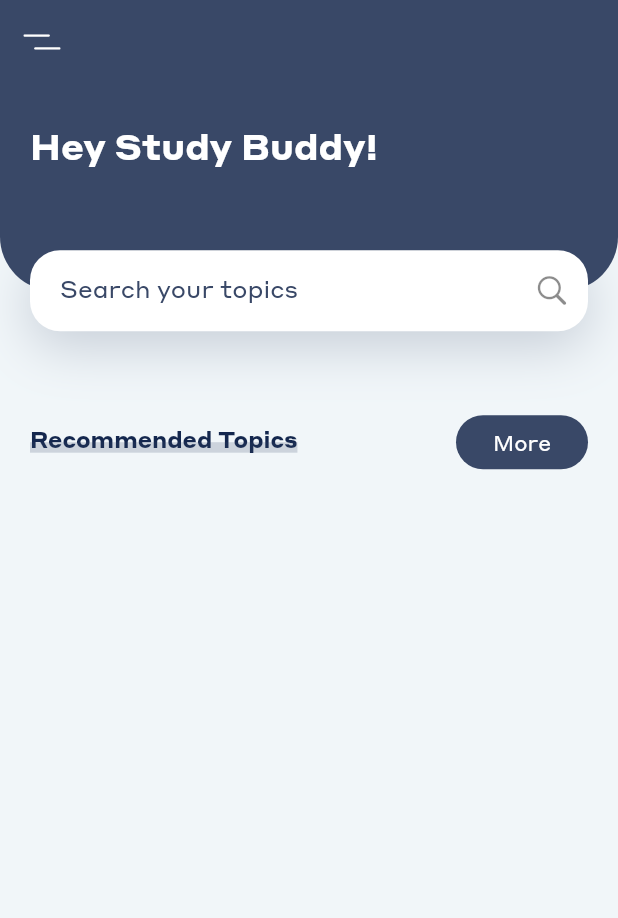
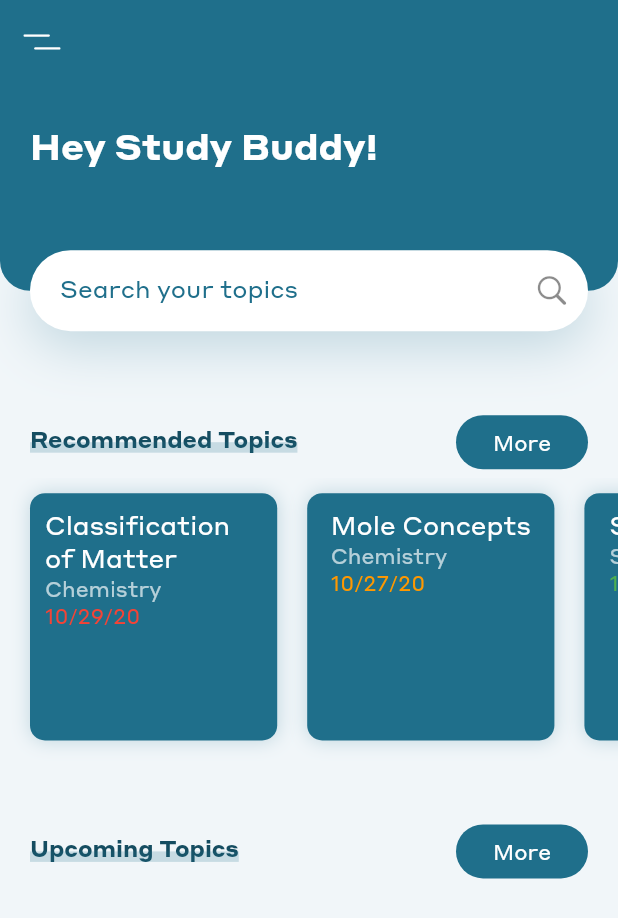
Before and after one commit to EthanDamien/MyFlutterNotes, a Flutter app: the screen it shows after launch, on a phone screen of 412 x 824 dp. Shown: the top 918 px of the screen. Run offline on Flutter 3.47's test engine with Material 2 defaults, Android fonts, the phone set to English and light mode, and no system bars; our stand-ins replace flutter_svg.

Commit message:
Update Home UI

```diff
--- a/juiceui/lib/constants.dart
+++ b/juiceui/lib/constants.dart
@@ -1,7 +1,17 @@
 import 'package:flutter/material.dart';
 
-const kPrimaryColor = Color(0xFF394867);
+const kPrimaryColor = Color(0xFF1f6f8b);
+const kPrimaryColor2 = Color(0xFF154D61);
+//nightsky: 0xFF394867
+//bermuda: 0xFF1f6f8b
+//pinkpanther: 0xFFf4abc4
+//pistachio: 0xFFa4b787
+//mint: 0xFFa8dda8
+//sunkkiss: 0xFFee6f57
 const kTextColor = Color(0xFF14274e);
 const kBackgroundColor = Color(0xFFf1f6f9);
+const good = Colors.green;
+const iffy = Colors.orange;
+const bad = Colors.red;
 //https://colorhunt.co/palette/212984
 const double kDefaultPadding = 20.0;
--- a/juiceui/lib/screens/home/components/body.dart
+++ b/juiceui/lib/screens/home/components/body.dart
@@ -3,6 +3,8 @@ import 'package:flutter/material.dart';
 import 'package:juiceui/constants.dart';
 import 'package:cupertino_icons/cupertino_icons.dart';
 import 'package:juiceui/screens/home/components/headerwithsearchbox.dart';
+import 'package:juiceui/screens/home/components/recommended.dart';
+import 'package:juiceui/screens/home/components/titlewithbtn.dart';
 
 class Body extends StatelessWidget {
   @override
@@ -12,81 +14,11 @@ class Body extends StatelessWidget {
     return Column(
       children: <Widget>[
         HeaderwithSearchBox(size: size),
-        TitlewithBtn(text: "Recommended Topics")
+        TitlewithBtn(text: "Recommended Topics", pressBtn: () {}),
+        //cards
+        Recommended_Topics(size: size),
+        TitlewithBtn(text: "Upcoming Topics", pressBtn: () {}),
       ],
     );
   }
 }
-
-class TitlewithBtn extends StatelessWidget {
-  const TitlewithBtn({
-    Key key,
-    this.text,
-    this.pressBtn,
-  }) : super(key: key);
-
-  final String text;
-  final Function pressBtn;
-
-  @override
-  Widget build(BuildContext context) {
-    return Padding(
-      padding:
-          const EdgeInsets.only(right: kDefaultPadding, left: kDefaultPadding),
-      child: Row(
-        children: <Widget>[
-          TitleWithUnderline(text: text),
-          //Spaces before overflow
-          Spacer(),
-          FlatButton(
-            onPressed: () {},
-            child: Text("More",
-                style: TextStyle(color: Colors.white, fontFamily: "Juiceness")),
-            color: kPrimaryColor,
-            shape:
-                RoundedRectangleBorder(borderRadius: BorderRadius.circular(20)),
-          )
-        ],
-      ),
-    );
-  }
-}
-
-class TitleWithUnderline extends StatelessWidget {
-  const TitleWithUnderline({
-    Key key,
-    this.text,
-  }) : super(key: key);
-
-  final String text;
-  @override
-  Widget build(BuildContext context) {
-    return Container(
-      height: 24,
-      child: Stack(
-        children: <Widget>[
-          Padding(
-            padding: const EdgeInsets.all(0),
-            child: Text(
-              text,
-              style: TextStyle(
-                  fontSize: 15,
-                  fontWeight: FontWeight.w700,
-                  fontFamily: "Juiceness"),
-            ),
-          ),
-          Positioned(
-            bottom: 5,
-            left: 0,
-            right: 0,
-            child: Container(
-              margin: EdgeInsets.all(0),
-              height: 7,
-              color: kPrimaryColor.withOpacity(0.2),
-            ),
-          )
-        ],
-      ),
-    );
-  }
-}
--- a/juiceui/lib/screens/home/components/headerwithsearchbox.dart
+++ b/juiceui/lib/screens/home/components/headerwithsearchbox.dart
@@ -30,8 +30,8 @@ class HeaderwithSearchBox extends StatelessWidget {
             decoration: BoxDecoration(
               color: kPrimaryColor,
               borderRadius: BorderRadius.only(
-                bottomLeft: Radius.circular(36),
-                bottomRight: Radius.circular(36),
+                bottomLeft: Radius.circular(20),
+                bottomRight: Radius.circular(20),
               ),
             ),
             child: Row(
@@ -66,7 +66,7 @@ class HeaderwithSearchBox extends StatelessWidget {
               decoration: BoxDecoration(
                 //Searchbar color
                 color: Colors.white,
-                borderRadius: BorderRadius.circular(20),
+                borderRadius: BorderRadius.circular(40),
                 boxShadow: [
                   //searchbar hovering effect
                   BoxShadow(
--- /dev/null
+++ b/juiceui/lib/screens/home/components/recommended.dart
@@ -0,0 +1,56 @@
+import 'package:flutter/cupertino.dart';
+import "package:flutter/material.dart";
+import 'package:juiceui/constants.dart';
+import 'package:juiceui/screens/home/components/topiccard.dart';
+
+class Recommended_Topics extends StatelessWidget {
+  const Recommended_Topics({
+    Key key,
+    @required this.size,
+  }) : super(key: key);
+
+  final Size size;
+
+  @override
+  Widget build(BuildContext context) {
+    return SingleChildScrollView(
+      scrollDirection: Axis.horizontal,
+      child: Row(
+        children: [
+          TopicCard(
+            size: size,
+            topic: 'Classification of Matter',
+            course: "Chemistry",
+            state: "10/29/20",
+            stateId: bad,
+            press: () {},
+          ),
+          TopicCard(
+            size: size,
+            topic: 'Mole Concepts',
+            course: "Chemistry",
+            state: "10/27/20",
+            stateId: iffy,
+            press: () {},
+          ),
+          TopicCard(
+            size: size,
+            topic: 'Stock Analysis',
+            course: "Statistics",
+            state: "10/10/20",
+            stateId: good,
+            press: () {},
+          ),
+          TopicCard(
+            size: size,
+            topic: 'VSEPR theory',
+            course: "Chemistry",
+            state: "10/27/20",
+            stateId: good,
+            press: () {},
+          ),
+        ],
+      ),
+    );
+  }
+}
--- /dev/null
+++ b/juiceui/lib/screens/home/components/titlewithbtn.dart
@@ -0,0 +1,78 @@
+import 'package:flutter/cupertino.dart';
+import "package:flutter/material.dart";
+import 'package:juiceui/constants.dart';
+
+class TitlewithBtn extends StatelessWidget {
+  const TitlewithBtn({
+    Key key,
+    this.text,
+    this.pressBtn,
+  }) : super(key: key);
+
+  final String text;
+  final Function pressBtn;
+
+  @override
+  Widget build(BuildContext context) {
+    return Padding(
+      padding:
+          const EdgeInsets.only(right: kDefaultPadding, left: kDefaultPadding),
+      child: Row(
+        children: <Widget>[
+          TitleWithUnderline(text: text),
+          //Spaces before overflow
+          Spacer(),
+          FlatButton(
+            onPressed: pressBtn,
+            child: Text("More",
+                style: TextStyle(color: Colors.white, fontFamily: "Juiceness")),
+            color: kPrimaryColor,
+            shape:
+                RoundedRectangleBorder(borderRadius: BorderRadius.circular(20)),
+          )
+        ],
+      ),
+    );
+  }
+}
+
+class TitleWithUnderline extends StatelessWidget {
+  const TitleWithUnderline({
+    Key key,
+    this.text,
+  }) : super(key: key);
+
+  final String text;
+  @override
+  Widget build(BuildContext context) {
+    return Container(
+      height: 24,
+      child: Stack(
+        children: <Widget>[
+          Padding(
+            padding: const EdgeInsets.all(0),
+            child: Text(
+              text,
+              style: TextStyle(
+                fontSize: 15,
+                fontWeight: FontWeight.w700,
+                fontFamily: "Juiceness",
+                color: kPrimaryColor2,
+              ),
+            ),
+          ),
+          Positioned(
+            bottom: 5,
+            left: 0,
+            right: 0,
+            child: Container(
+              margin: EdgeInsets.all(0),
+              height: 7,
+              color: kPrimaryColor.withOpacity(0.2),
+            ),
+          )
+        ],
+      ),
+    );
+  }
+}
--- /dev/null
+++ b/juiceui/lib/screens/home/components/topiccard.dart
@@ -0,0 +1,82 @@
+import 'package:flutter/cupertino.dart';
+import "package:flutter/material.dart";
+import 'package:juiceui/constants.dart';
+
+class TopicCard extends StatelessWidget {
+  const TopicCard({
+    Key key,
+    @required this.size,
+    this.topic,
+    this.course,
+    this.state,
+    this.press,
+    this.stateId,
+  }) : super(key: key);
+
+  final Size size;
+  final String topic, course, state;
+  final Function press;
+  final Color stateId;
+
+  @override
+  Widget build(BuildContext context) {
+    return GestureDetector(
+      onTap: press,
+      child: Container(
+        margin: EdgeInsets.only(
+            left: kDefaultPadding,
+            top: kDefaultPadding / 2,
+            bottom: kDefaultPadding * 2.5),
+        padding: EdgeInsets.all(kDefaultPadding / 2),
+        width: size.width * 0.4,
+        height: size.width * 0.4,
+        decoration: BoxDecoration(
+          color: kPrimaryColor,
+          borderRadius: BorderRadius.all(Radius.circular(10)),
+          boxShadow: [
+            //searchbar hovering effect
+            BoxShadow(
+                offset: Offset(0, 0),
+                blurRadius: 10,
+                color: kPrimaryColor.withOpacity(0.23)),
+          ],
+        ),
+        child: Column(
+          mainAxisAlignment: MainAxisAlignment.start,
+          children: <Widget>[
+            Flexible(
+              child: RichText(
+                softWrap: true,
+                textAlign: TextAlign.left,
+                text: TextSpan(
+                  children: [
+                    TextSpan(
+                      text: "$topic\n",
+                      style: TextStyle(
+                        fontFamily: "Juiceness",
+                        fontSize: 17,
+                      ),
+                    ),
+                    TextSpan(
+                      text: "$course\n",
+                      style: TextStyle(
+                          fontFamily: "Juiceness",
+                          color: Colors.white.withOpacity(0.67)),
+                    ),
+                    TextSpan(
+                      text: "$state\n",
+                      style: TextStyle(
+                        fontFamily: "Juiceness",
+                        color: stateId,
+                      ),
+                    ),
+                  ],
+                ),
+              ),
+            ),
+          ],
+        ),
+      ),
+    );
+  }
+}
```
